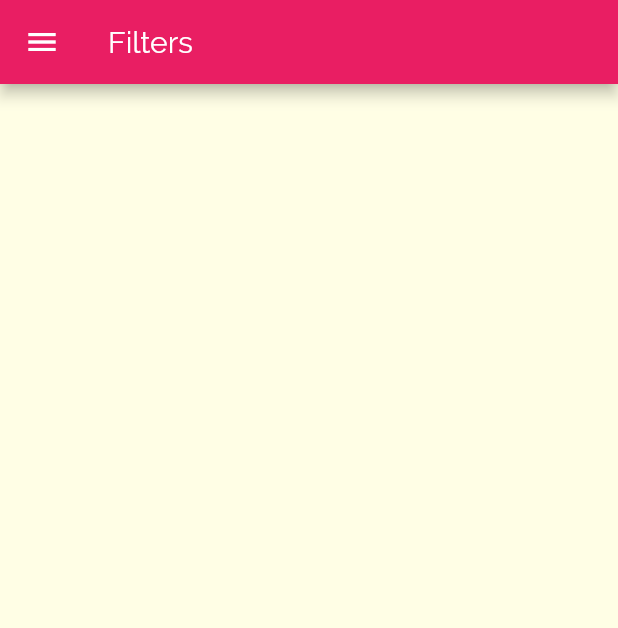
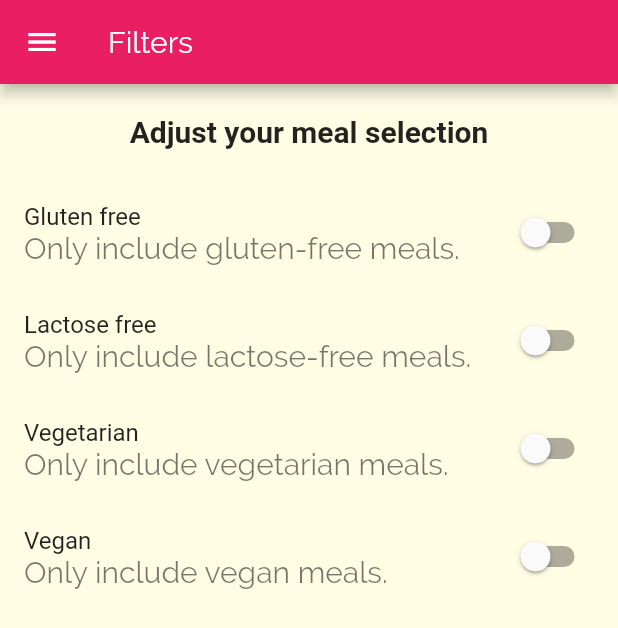
Before and after one commit to giorgiofrittoli/meal-flutter-app, a Flutter app: the FiltersScreen screen opened by its route, on a phone screen of 412 x 824 dp. Shown: the top 628 px of the screen. Run offline on Flutter 3.47's test engine with Material 2 defaults, Android fonts, the phone set to English and light mode, and no system bars; Roboto replaces fonts that are missing (RobotoCondendsed).

Commit message:
filter screen

```diff
--- a/lib/screens/filters_screen.dart
+++ b/lib/screens/filters_screen.dart
@@ -2,8 +2,35 @@ import "package:flutter/material.dart";
 
 import '../main_drawer.dart';
 
-class FiltersScreen extends StatelessWidget {
+class FiltersScreen extends StatefulWidget {
   static const routeName = "filters-screen";
+
+  @override
+  _FiltersScreenState createState() => _FiltersScreenState();
+}
+
+enum Filter { LACTOSE_FREE, GLUTEN_FREE, VEGETARIAN, VEGAN }
+
+class _FiltersScreenState extends State<FiltersScreen> {
+  var _filters = {
+    Filter.GLUTEN_FREE: false,
+    Filter.LACTOSE_FREE: false,
+    Filter.VEGETARIAN: false,
+    Filter.VEGAN: false
+  };
+
+  Widget _buildSwitchListTile(String title, String subTitle, Filter type) {
+    return SwitchListTile(
+      title: Text(title),
+      subtitle: Text(subTitle),
+      value: _filters[type],
+      onChanged: (newValue) {
+        setState(() {
+          _filters[type] = newValue;
+        });
+      },
+    );
+  }
 
   @override
   Widget build(BuildContext context) {
@@ -12,6 +39,43 @@ class FiltersScreen extends StatelessWidget {
         title: Text("Filters"),
       ),
       drawer: MainDrawer(),
+      body: Column(
+        children: [
+          Container(
+            padding: EdgeInsets.all(20),
+            child: Text(
+              "Adjust your meal selection",
+              style: Theme.of(context).textTheme.headline6,
+            ),
+          ),
+          Expanded(
+            child: ListView(
+              children: [
+                _buildSwitchListTile(
+                  "Gluten free",
+                  "Only include gluten-free meals.",
+                  Filter.GLUTEN_FREE,
+                ),
+                _buildSwitchListTile(
+                  "Lactose free",
+                  "Only include lactose-free meals.",
+                  Filter.LACTOSE_FREE,
+                ),
+                _buildSwitchListTile(
+                  "Vegetarian",
+                  "Only include vegetarian meals.",
+                  Filter.VEGETARIAN,
+                ),
+                _buildSwitchListTile(
+                  "Vegan",
+                  "Only include vegan meals.",
+                  Filter.VEGAN,
+                ),
+              ],
+            ),
+          ),
+        ],
+      ),
     );
   }
 }
```
